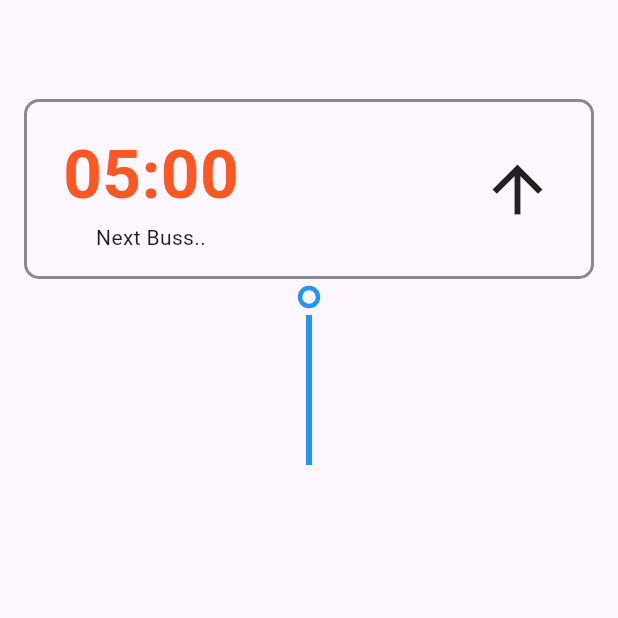
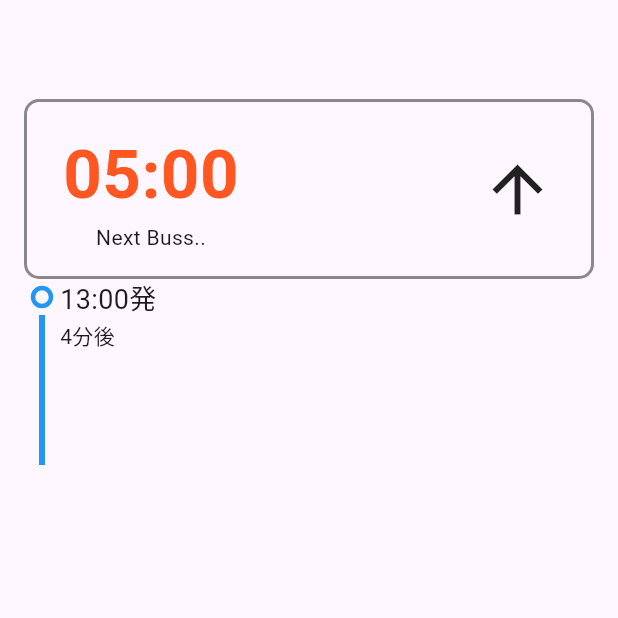
Before and after one commit to taratara10/buss_timetable, a Flutter app: the screen it shows after launch, on a phone screen of 412 x 824 dp, the top half of it. Run offline on Flutter 3.47's test engine with Material 3 defaults, Android fonts, the phone set to English and light mode, and no system bars.

Commit message:
itemを作成

```diff
--- a/lib/component/timeline.dart
+++ b/lib/component/timeline.dart
@@ -7,7 +7,47 @@ class Timeline extends StatelessWidget {
 
   @override
   Widget build(BuildContext context) {
-    return _VerticalBussLine();
+    return _TimelineItem();
+  }
+}
+
+class _TimelineItem extends StatelessWidget {
+  const _TimelineItem({super.key});
+
+  @override
+  Widget build(BuildContext context) {
+    return Row(
+      crossAxisAlignment: CrossAxisAlignment.start,
+      children: [
+        _VerticalBussLine(),
+        _BussTimeInfo(),
+      ],
+    );
+  }
+}
+
+class _BussTimeInfo extends StatelessWidget {
+  const _BussTimeInfo({super.key});
+
+  @override
+  Widget build(BuildContext context) {
+    return const Column(
+      crossAxisAlignment: CrossAxisAlignment.start,
+      children: [
+        Text(
+          '13:00発',
+          style: TextStyle(
+            fontSize: 18,
+          ),
+        ),
+        Text(
+          '4分後',
+          style: TextStyle(
+            fontSize: 14,
+          ),
+        ),
+      ],
+    );
   }
 }
 
```
